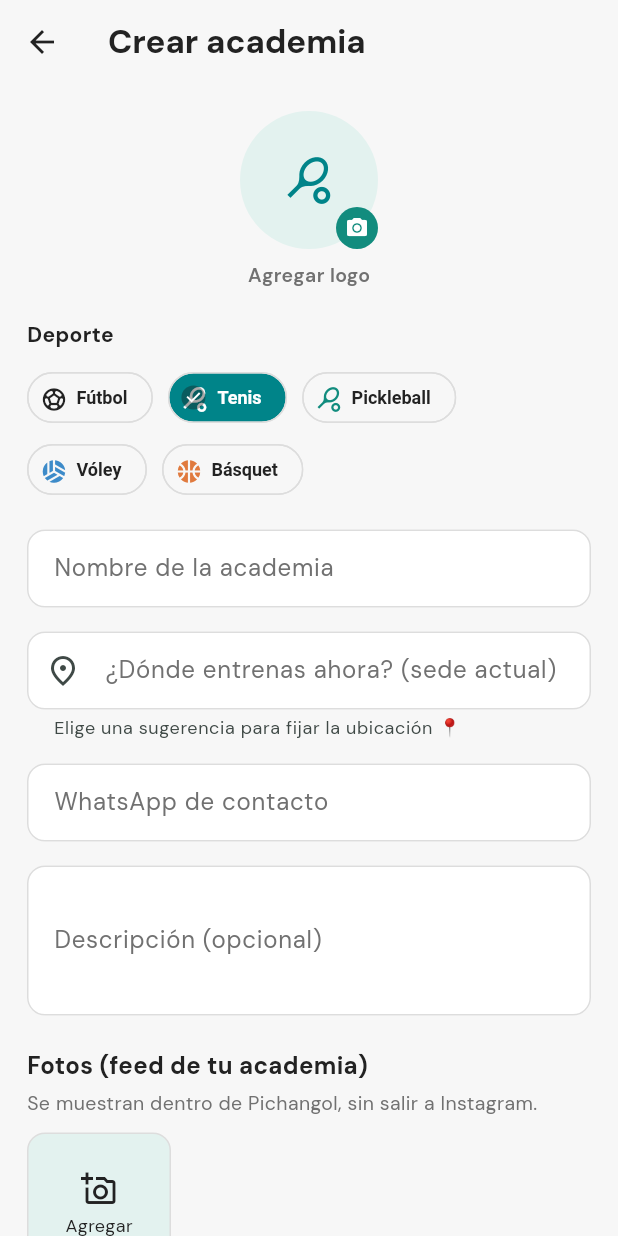
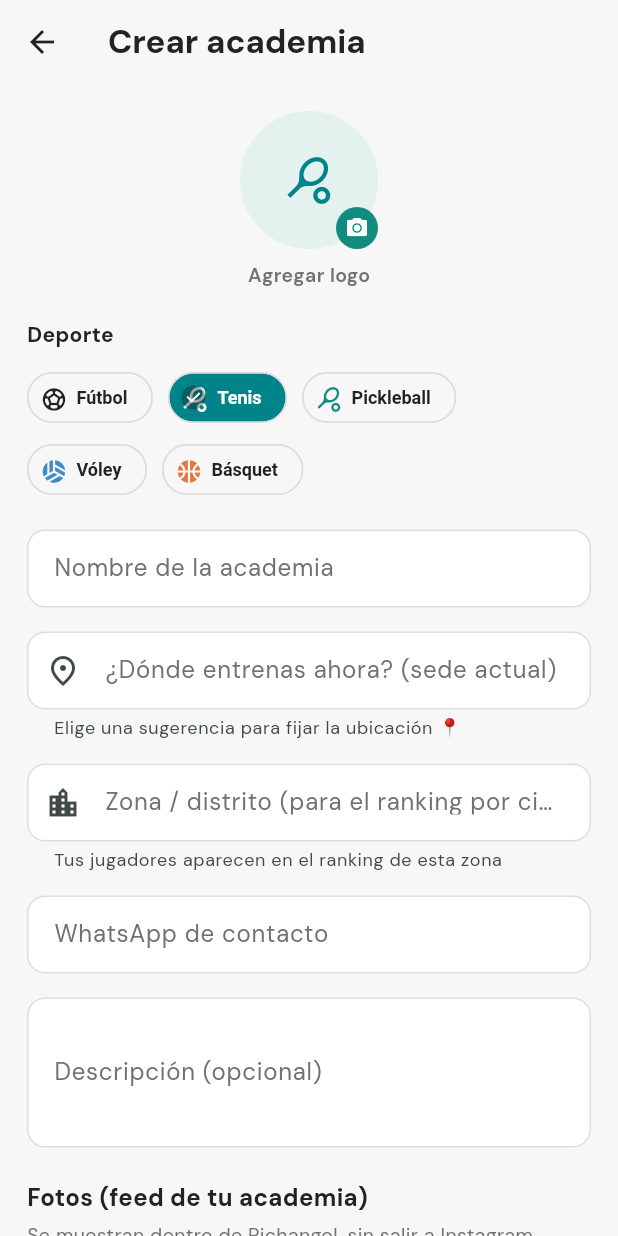
Before and after one commit to dcalagua/canchas-app-lima, a Flutter app: the CrearAcademiaScreen screen opened directly, on a phone screen of 412 x 824 dp. Run offline on Flutter 3.47's test engine with Material 3 defaults, Android fonts, the phone set to English and light mode, and no system bars; our stand-ins replace audioplayers, firebase_core, firebase_messaging, font_awesome_flutter, geocoding, geolocator and 8 more; missing offline and left inert: record; accounts and stored records are empty.

```diff
--- a/lib/models/academia.dart
+++ b/lib/models/academia.dart
@@ -91,6 +91,10 @@ class Academia {
   final String descripcion;
   final String sedeClub; // dónde entrena AHORA (nombre del club/local)
   final LatLng? sedeUbicacion;
+  /// ZONA / distrito de la academia (ej. "San Borja", "Miraflores"). Texto libre
+  /// que el dueño fija. Se usa para segmentar el RANKING GLOBAL por ciudad/zona.
+  /// Vacío = sin zona (solo aparece en "Todas").
+  final String zona;
   final List<Plan> planes;
   final String? logoUrl; // logo de la academia (si tiene)
   final Map<String, String> redes; // red → handle/url (instagram, tiktok…)
@@ -153,6 +157,7 @@ class Academia {
     this.descripcion = '',
     this.sedeClub = '',
     this.sedeUbicacion,
+    this.zona = '',
     this.planes = const [],
     this.logoUrl,
     this.redes = const {},
@@ -331,6 +336,7 @@ class Academia {
     String? descripcion,
     String? sedeClub,
     LatLng? sedeUbicacion,
+    String? zona,
     List<Plan>? planes,
     String? logoUrl,
     Map<String, String>? redes,
@@ -358,6 +364,7 @@ class Academia {
         descripcion: descripcion ?? this.descripcion,
         sedeClub: sedeClub ?? this.sedeClub,
         sedeUbicacion: sedeUbicacion ?? this.sedeUbicacion,
+        zona: zona ?? this.zona,
         planes: planes ?? this.planes,
         logoUrl: logoUrl ?? this.logoUrl,
         redes: redes ?? this.redes,
@@ -385,6 +392,7 @@ class Academia {
         'whatsapp': whatsapp,
         'descripcion': descripcion,
         'sedeClub': sedeClub,
+        if (zona.isNotEmpty) 'zona': zona,
         if (sedeUbicacion != null) 'lat': sedeUbicacion!.latitude,
         if (sedeUbicacion != null) 'lng': sedeUbicacion!.longitude,
         'planes': planes.map((p) => p.toJson()).toList(),
@@ -415,6 +423,7 @@ class Academia {
         whatsapp: (j['whatsapp'] ?? '') as String,
         descripcion: (j['descripcion'] ?? '') as String,
         sedeClub: (j['sedeClub'] ?? '') as String,
+        zona: (j['zona'] ?? '') as String,
         sedeUbicacion: (j['lat'] != null && j['lng'] != null)
             ? LatLng((j['lat'] as num).toDouble(), (j['lng'] as num).toDouble())
             : null,
--- a/lib/screens/crear_academia_screen.dart
+++ b/lib/screens/crear_academia_screen.dart
@@ -38,6 +38,9 @@ class _CrearAcademiaScreenState extends State<CrearAcademiaScreen> {
       TextEditingController(text: widget.academia?.whatsapp ?? '');
   late final TextEditingController _sede =
       TextEditingController(text: widget.academia?.sedeClub ?? '');
+  // Zona / distrito (para el ranking global por ciudad).
+  late final TextEditingController _zona =
+      TextEditingController(text: widget.academia?.zona ?? '');
   late final TextEditingController _desc =
       TextEditingController(text: widget.academia?.descripcion ?? '');
   // Recargo fijo del INVITADO (no socio del club) sobre la tarifa socio. Vacío
@@ -456,6 +459,7 @@ class _CrearAcademiaScreenState extends State<CrearAcademiaScreen> {
     _nombre.dispose();
     _whatsapp.dispose();
     _sede.dispose();
+    _zona.dispose();
     _nombreFocus.dispose();
     _whatsappFocus.dispose();
     _desc.dispose();
@@ -883,6 +887,7 @@ class _CrearAcademiaScreenState extends State<CrearAcademiaScreen> {
       deporte: _deporte,
       whatsapp: _whatsapp.text.trim(),
       sedeClub: _sede.text.trim(),
+      zona: _zona.text.trim(),
       sedeUbicacion: _sedes[_sede.text.trim()] ?? _sedeUbic,
       descripcion: _desc.text.trim(),
       planes: _planes,
@@ -1029,6 +1034,17 @@ class _CrearAcademiaScreenState extends State<CrearAcademiaScreen> {
                   ),
                 ),
               ),
+            ),
+          ),
+          const SizedBox(height: 16),
+          TextField(
+            controller: _zona,
+            textCapitalization: TextCapitalization.words,
+            decoration: const InputDecoration(
+              labelText: 'Zona / distrito (para el ranking por ciudad)',
+              hintText: 'Ej.: San Borja, Miraflores…',
+              helperText: 'Tus jugadores aparecen en el ranking de esta zona',
+              prefixIcon: Icon(Icons.location_city_outlined),
             ),
           ),
           const SizedBox(height: 16),
--- a/lib/state/app_state.dart
+++ b/lib/state/app_state.dart
@@ -243,15 +243,29 @@ class AppState extends ChangeNotifier {
     return l;
   }
 
+  /// Zonas/distritos con academias que tienen partidos, para el filtro del
+  /// ranking global por ciudad. Solo cuentan las academias del [deporte].
+  List<String> zonasGlobalDe(Deporte deporte) {
+    final s = <String>{};
+    for (final a in academias) {
+      if (a.deporte != deporte || a.partidos.isEmpty) continue;
+      if (a.zona.trim().isNotEmpty) s.add(a.zona.trim());
+    }
+    final l = s.toList()..sort();
+    return l;
+  }
+
   /// RANKING GLOBAL Pichangol: agrega los partidos de TODAS las academias del
   /// [deporte] en una sola tabla, ordenada por puntos. Client-side (las
   /// academias ya vienen con sus partidos embebidos). DEDUPE POR IDENTIDAD: la
   /// misma persona (mismo correo) en varias academias es UNA sola fila con sus
   /// stats sumados. Los alumnos manuales (sin correo) no se dedupean.
-  List<RankingGlobalFila> rankingGlobal({Deporte? deporte, String? categoria}) {
+  List<RankingGlobalFila> rankingGlobal(
+      {Deporte? deporte, String? categoria, String? zona}) {
     final agg = <String, _AggGlobal>{};
     for (final a in academias) {
       if (deporte != null && a.deporte != deporte) continue;
+      if (zona != null && zona.isNotEmpty && a.zona.trim() != zona) continue;
       for (final p in a.partidos) {
         for (final id in [p.jugadorAId, p.jugadorBId]) {
           if (id.isEmpty) continue;
```
Also changed, not shown: lib/screens/ranking_global_screen.dart (+30 -1 lines).
